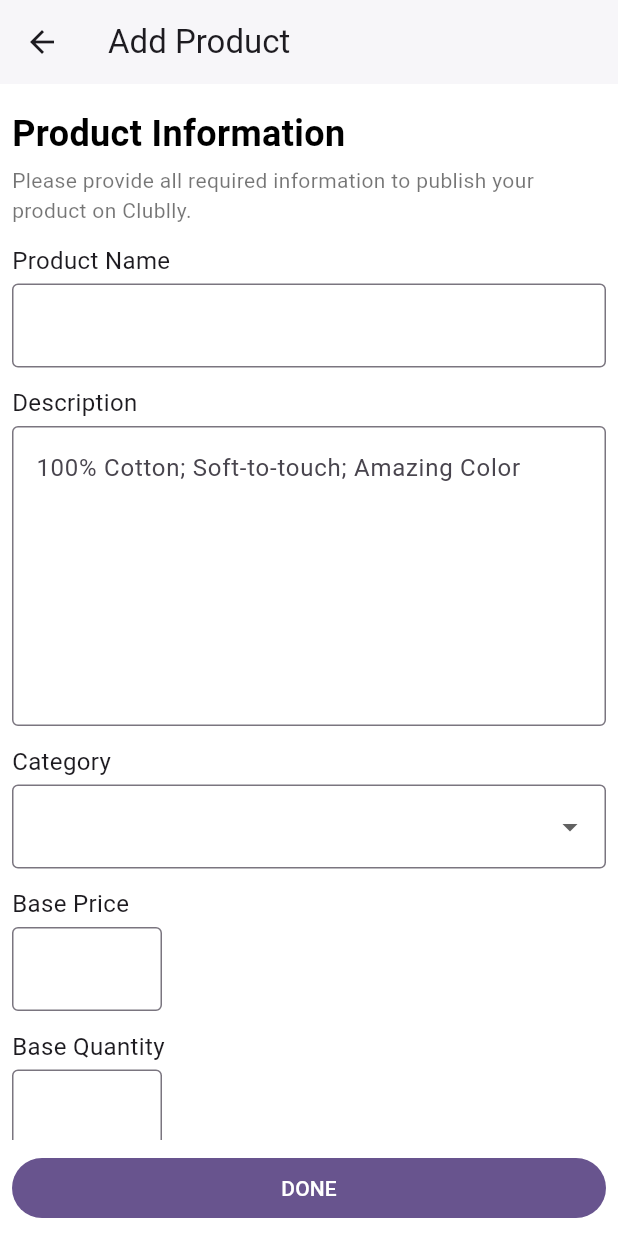
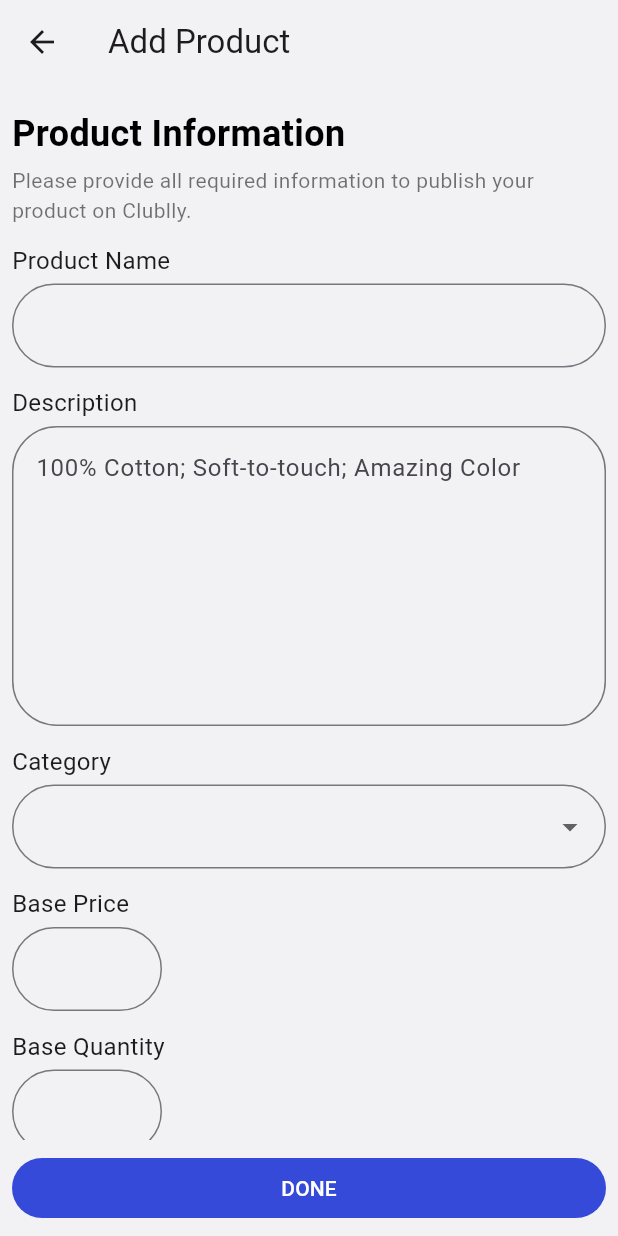
Before and after one commit to brentibanez331/clublly, a Flutter app: the AddProduct screen opened directly with empty values, on a phone screen of 412 x 824 dp. Run offline on Flutter 3.47's test engine with Material 3 defaults, Android fonts, the phone set to English and light mode, and no system bars; our stand-ins replace dotted_border, flutter_dotenv, google_sign_in, image_picker, supabase_flutter; accounts and stored records are empty; network calls fail.

Commit message:
chore: update styles

```diff
--- a/lib/main.dart
+++ b/lib/main.dart
@@ -1,3 +1,4 @@
+import 'package:clublly/utils/colors.dart';
 import 'package:clublly/viewmodels/category_view_model.dart';
 import 'package:clublly/viewmodels/department_view_model.dart';
 import 'package:clublly/viewmodels/organization_view_model.dart';
@@ -28,7 +29,7 @@ void main() async {
         ChangeNotifierProvider(create: (_) => PickupLocationViewModel()),
       ],
 
-      child: MyApp(),
+      child: const MyApp(),
     ),
   );
 }
@@ -44,7 +45,7 @@ class MyApp extends StatelessWidget {
       debugShowCheckedModeBanner: false,
       title: 'Flutter Auth',
       theme: ThemeData(
-        scaffoldBackgroundColor: Colors.white,
+        scaffoldBackgroundColor: AppColors.primary,
         colorScheme: ColorScheme.fromSeed(seedColor: Colors.deepPurple),
         useMaterial3: true,
       ),
--- a/lib/services/utils.dart
+++ /dev/null
@@ -1,5 +0,0 @@
-import 'package:flutter/material.dart';
-
-class AppColors {
-  static const Color primary = Colors.green;
-}
--- /dev/null
+++ b/lib/utils/colors.dart
@@ -0,0 +1,7 @@
+import 'package:flutter/material.dart';
+
+class AppColors {
+  static const Color primary = Color.fromARGB(255, 242, 242, 244);
+  static const Color secondary = Color.fromARGB(255, 53, 74, 217);
+  static const Color danger = Colors.red;
+}
--- a/lib/views/pages/organization/add_product.dart
+++ b/lib/views/pages/organization/add_product.dart
@@ -4,6 +4,7 @@ import 'package:clublly/models/category.dart';
 import 'package:clublly/models/product_variant.dart';
 import 'package:clublly/models/product_variant_data.dart';
 import 'package:clublly/services/camera_service.dart';
+import 'package:clublly/utils/colors.dart';
 import 'package:clublly/viewmodels/category_view_model.dart';
 import 'package:clublly/viewmodels/product_viewmodel.dart';
 import 'package:clublly/views/pages/organization/add_product_preview.dart';
@@ -48,8 +49,8 @@ class _AddProductState extends State<AddProduct> {
           child: Scaffold(
             appBar: AppBar(
               title: Text("Add Product"),
-              backgroundColor: Colors.white,
-              elevation: 1,
+              backgroundColor: Colors.transparent,
+              elevation: 0,
             ),
             bottomNavigationBar: Padding(
               padding: EdgeInsets.all(8.0),
@@ -71,6 +72,9 @@ class _AddProductState extends State<AddProduct> {
                     ),
                   );
                 },
+                style: FilledButton.styleFrom(
+                  backgroundColor: AppColors.secondary,
+                ),
                 child: Text('DONE'),
               ),
             ),
@@ -101,7 +105,9 @@ class _AddProductState extends State<AddProduct> {
                       TextFormField(
                         controller: _nameController,
                         decoration: InputDecoration(
-                          border: OutlineInputBorder(),
+                          border: OutlineInputBorder(
+                            borderRadius: BorderRadius.circular(30),
+                          ),
                           // hintText: 'Complete Name',
                         ),
                         validator: (value) {
@@ -118,7 +124,9 @@ class _AddProductState extends State<AddProduct> {
                         controller: _descriptionController,
                         maxLines: 7,
                         decoration: InputDecoration(
-                          border: OutlineInputBorder(),
+                          border: OutlineInputBorder(
+                            borderRadius: BorderRadius.circular(30),
+                          ),
                           hintText: '100% Cotton; Soft-to-touch; Amazing Color',
                         ),
                       ),
@@ -127,7 +135,9 @@ class _AddProductState extends State<AddProduct> {
                       SizedBox(height: 4),
                       DropdownButtonFormField(
                         decoration: InputDecoration(
-                          border: OutlineInputBorder(),
+                          border: OutlineInputBorder(
+                            borderRadius: BorderRadius.circular(30),
+                          ),
                         ),
                         value: _selectedCategory,
                         items:
@@ -182,7 +192,9 @@ class _AddProductState extends State<AddProduct> {
                               }
                             },
                             decoration: InputDecoration(
-                              border: OutlineInputBorder(),
+                              border: OutlineInputBorder(
+                                borderRadius: BorderRadius.circular(30),
+                              ),
                             ),
                             validator: (value) {
                               if (value == null || value.trim().isEmpty) {
@@ -208,7 +220,9 @@ class _AddProductState extends State<AddProduct> {
                               }
                             },
                             decoration: InputDecoration(
-                              border: OutlineInputBorder(),
+                              border: OutlineInputBorder(
+                                borderRadius: BorderRadius.circular(30),
+                              ),
                               // hintText: 'Complete Name',
                             ),
                             validator: (value) {
@@ -486,14 +500,20 @@ class _AddProductState extends State<AddProduct> {
 
                       SizedBox(
                         width: double.infinity,
-                        child: ElevatedButton(
+                        child: OutlinedButton(
+                          style: OutlinedButton.styleFrom(
+                            side: BorderSide(color: AppColors.secondary),
+                          ),
                           onPressed:
                               productViewModel.productImages.length >= 10
                                   ? null
                                   : () {
                                     productViewModel.pickProductImages();
                                   },
-                          child: Text("Add More"),
+                          child: Text(
+                            "Add More",
+                            style: TextStyle(color: AppColors.secondary),
+                          ),
                         ),
                       ),
                     ],
@@ -519,7 +539,13 @@ class _AddProductState extends State<AddProduct> {
     Function(String) clearSizeOrColor,
   ) {
     if (!isEnabled) {
-      return TextButton(onPressed: onEnable, child: Text('Add $optionName'));
+      return TextButton(
+        onPressed: onEnable,
+        child: Text(
+          'Add $optionName',
+          style: TextStyle(color: AppColors.secondary),
+        ),
+      );
     }
 
     return Column(
@@ -555,6 +581,10 @@ class _AddProductState extends State<AddProduct> {
           children: [
             ...values.asMap().entries.map((entry) {
               return InputChip(
+                shape: RoundedRectangleBorder(
+                  borderRadius: BorderRadius.circular(30),
+                ),
+                backgroundColor: AppColors.secondary.withValues(alpha: 0.05),
                 label: Text(entry.value),
                 onDeleted: () => onRemove(entry.key),
               );
@@ -603,9 +633,9 @@ class _AddProductState extends State<AddProduct> {
         decoration: BoxDecoration(
           color: Colors.white,
           borderRadius: BorderRadius.circular(16),
-          boxShadow: [
-            BoxShadow(color: Colors.black12, spreadRadius: 4, blurRadius: 10),
-          ],
+          // boxShadow: [
+          //   BoxShadow(color: Colors.black12, spreadRadius: 4, blurRadius: 10),
+          // ],
         ),
         child: DataTable(
           columnSpacing: 20,
--- a/lib/views/pages/organization/organization_page.dart
+++ b/lib/views/pages/organization/organization_page.dart
@@ -36,6 +36,7 @@ class _OrganizationPageState extends State<OrganizationPage> {
     return SafeArea(
       child: Scaffold(
         appBar: AppBar(
+          backgroundColor: Colors.transparent,
           title: Text(widget.organization.acronym),
           automaticallyImplyLeading: false,
           leading: Builder(
--- a/lib/views/pages/profile_page.dart
+++ b/lib/views/pages/profile_page.dart
@@ -45,6 +45,7 @@ class _ProfilePageState extends State<ProfilePage> {
 
         return Scaffold(
           appBar: AppBar(
+            backgroundColor: Colors.transparent,
             toolbarHeight: 90,
             title: Row(
               children: [
--- a/pubspec.yaml
+++ b/pubspec.yaml
@@ -74,6 +74,7 @@ flutter:
     - .env
     - assets/images/imgrandom_5.png
     - assets/images/login_bg.jpg
+    - assets/images/pickup.png
   # An image asset can refer to one or more resolution-specific "variants", see
   # https://flutter.dev/to/resolution-aware-images
 
```
Also changed, not shown: lib/views/dashboard.dart (+12 -11 lines), lib/views/pages/organization/add_product_preview.dart (+21 -13 lines), lib/views/pages/single_product_page.dart (+25 -25 lines), assets/images/pickup.png (added).
